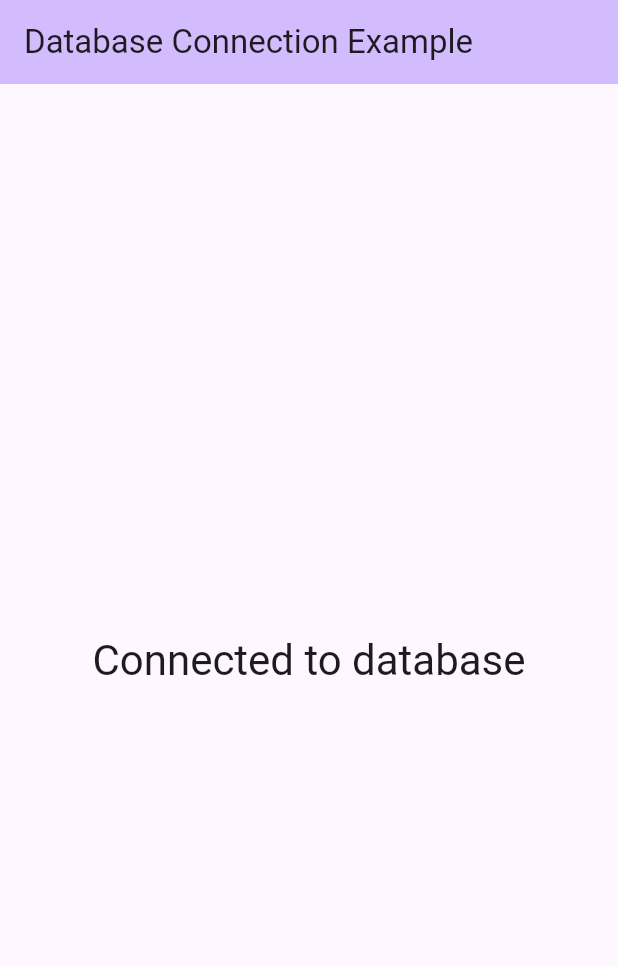
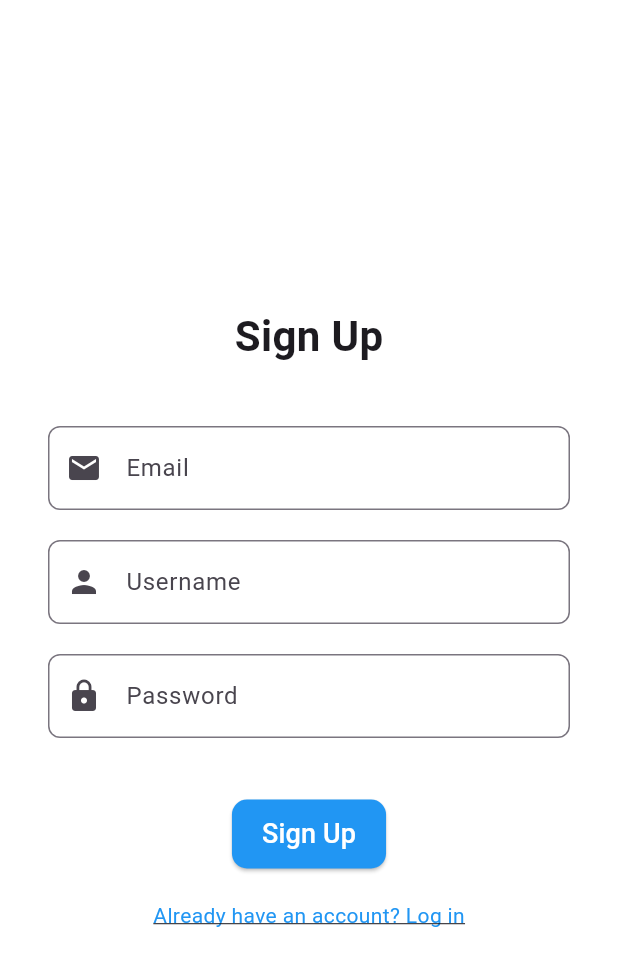
Before and after one commit to MuhdArshadd/MYCare, a Flutter app: the screen it shows after launch, on a phone screen of 412 x 824 dp. Shown: the top 966 px of the screen. Run offline on Flutter 3.47's test engine with Material 3 defaults, Android fonts, the phone set to English and light mode, and no system bars; missing offline and left inert: postgres.

Commit message:
update from shah

```diff
--- a/lib/main.dart
+++ b/lib/main.dart
@@ -1,6 +1,7 @@
-// main.dart
 import 'package:flutter/material.dart';
-import 'package:workshop2dev/dbConnection/dbConnection.dart';
+import 'package:workshop2dev/view/loginPage.dart'; // Import login page
+import 'package:workshop2dev/view/SignInPage.dart'; // Import sign-up page
+import 'package:workshop2dev/view/homePage.dart';  // Import home page after successful login
 
 void main() {
   runApp(const MyApp());
@@ -12,66 +13,16 @@ class MyApp extends StatelessWidget {
   @override
   Widget build(BuildContext context) {
     return MaterialApp(
-      title: 'Flutter Database Connection',
+      title: 'Smart Energy Monitoring',
       theme: ThemeData(
         colorScheme: ColorScheme.fromSeed(seedColor: Colors.deepPurple),
         useMaterial3: true,
       ),
-      home: const MyHomePage(title: 'Database Connection Example'),
+      home: SignInPage(), // Start with the Sign Up page
+      routes: {
+        '/login': (context) => LoginPage(), // Route to login page
+        '/home': (context) => HomePage(),   // Route to home page after successful login
+      },
     );
   }
 }
-
-class MyHomePage extends StatefulWidget {
-  const MyHomePage({super.key, required this.title});
-
-  final String title;
-
-  @override
-  State<MyHomePage> createState() => _MyHomePageState();
-}
-
-class _MyHomePageState extends State<MyHomePage> {
-  String connectionStatus = "Connecting to database...";
-  final DatabaseConnection dbConnection = DatabaseConnection();
-
-  @override
-  void initState() {
-    super.initState();
-    connectToDatabase();
-  }
-
-  Future<void> connectToDatabase() async {
-    String status = await dbConnection.connectToDatabase();
-    setState(() {
-      connectionStatus = status;
-    });
-  }
-
-  @override
-  Widget build(BuildContext context) {
-    return Scaffold(
-      appBar: AppBar(
-        backgroundColor: Theme.of(context).colorScheme.inversePrimary,
-        title: Text(widget.title),
-      ),
-      body: Center(
-        child: Column(
-          mainAxisAlignment: MainAxisAlignment.center,
-          children: <Widget>[
-            Text(
-              connectionStatus,
-              style: Theme.of(context).textTheme.headlineMedium,
-            ),
-          ],
-        ),
-      ),
-    );
-  }
-
-  @override
-  void dispose() {
-    dbConnection.closeConnection();
-    super.dispose();
-  }
-}
--- /dev/null
+++ b/lib/view/SignInPage.dart
@@ -0,0 +1,166 @@
+import 'package:flutter/material.dart';
+import 'package:workshop2dev/dbConnection/dbConnection.dart';
+import 'loginPage.dart';  // Navigate to login page after successful sign up
+
+class SignInPage extends StatefulWidget {
+  @override
+  _SignInPageState createState() => _SignInPageState();
+}
+
+class _SignInPageState extends State<SignInPage> {
+  final _emailController = TextEditingController();
+  final _usernameController = TextEditingController();
+  final _passwordController = TextEditingController();
+
+  // Function to sign up user
+  void _signUp() async {
+    final email = _emailController.text;
+    final username = _usernameController.text;
+    final password = _passwordController.text;
+
+    if (email.isEmpty || username.isEmpty || password.isEmpty) {
+      // Show error if fields are empty
+      ScaffoldMessenger.of(context).showSnackBar(
+        SnackBar(content: Text('Please fill all fields')),
+      );
+      return;
+    }
+
+    // Connect to database and insert new user data
+    final dbConnection = DatabaseConnection();
+    await dbConnection.connectToDatabase();
+
+    try {
+      // Insert new user into the 'register' table
+      String insertQuery =
+          'INSERT INTO register (email, username, password) VALUES (@email, @username, @password)';
+      await dbConnection.connection.query(
+        insertQuery,
+        substitutionValues: {
+          'email': email,
+          'username': username,
+          'password': password,  // In production, hash the password
+        },
+      );
+
+      // Show success dialog
+      showDialog(
+        context: context,
+        builder: (BuildContext context) {
+          return AlertDialog(
+            title: Text('Sign Up Successful'),
+            content: Text('You have successfully signed up!'),
+            actions: [
+              TextButton(
+                onPressed: () {
+                  // Navigate to the Login Page after successful sign up
+                  Navigator.pushReplacement(
+                    context,
+                    MaterialPageRoute(builder: (context) => LoginPage()),
+                  );
+                },
+                child: Text('Login'),
+              ),
+            ],
+          );
+        },
+      );
+    } catch (e) {
+      // Handle errors like duplicate entries
+      ScaffoldMessenger.of(context).showSnackBar(
+        SnackBar(content: Text('Error signing up: $e')),
+      );
+    } finally {
+      dbConnection.closeConnection();
+    }
+  }
+
+  @override
+  Widget build(BuildContext context) {
+    return Scaffold(
+      backgroundColor: Colors.white,
+      body: Center(
+        child: Padding(
+          padding: const EdgeInsets.symmetric(horizontal: 32.0),
+          child: Column(
+            mainAxisAlignment: MainAxisAlignment.center,
+            children: [
+              Text(
+                'Sign Up',
+                style: TextStyle(
+                  fontSize: 28,
+                  fontWeight: FontWeight.bold,
+                ),
+              ),
+              SizedBox(height: 40.0),
+              TextField(
+                controller: _emailController,
+                decoration: InputDecoration(
+                  prefixIcon: Icon(Icons.email),
+                  hintText: 'Email',
+                  border: OutlineInputBorder(
+                    borderRadius: BorderRadius.circular(8.0),
+                  ),
+                ),
+              ),
+              SizedBox(height: 20.0),
+              TextField(
+                controller: _usernameController,
+                decoration: InputDecoration(
+                  prefixIcon: Icon(Icons.person),
+                  hintText: 'Username',
+                  border: OutlineInputBorder(
+                    borderRadius: BorderRadius.circular(8.0),
+                  ),
+                ),
+              ),
+              SizedBox(height: 20.0),
+              TextField(
+                controller: _passwordController,
+                obscureText: true,
+                decoration: InputDecoration(
+                  prefixIcon: Icon(Icons.lock),
+                  hintText: 'Password',
+                  border: OutlineInputBorder(
+                    borderRadius: BorderRadius.circular(8.0),
+                  ),
+                ),
+              ),
+              SizedBox(height: 40.0),
+              ElevatedButton(
+                onPressed: _signUp,
+                style: ElevatedButton.styleFrom(
+                  backgroundColor: Colors.blue,
+                  padding: EdgeInsets.symmetric(horizontal: 20.0, vertical: 10.0),
+                  shape: RoundedRectangleBorder(
+                    borderRadius: BorderRadius.circular(10),
+                  ),
+                ),
+                child: Text(
+                  'Sign Up',
+                  style: TextStyle(fontSize: 18, color: Colors.white),
+                ),
+              ),
+              SizedBox(height: 20.0),
+              GestureDetector(
+                onTap: () {
+                  Navigator.pushReplacement(
+                    context,
+                    MaterialPageRoute(builder: (context) => LoginPage()),
+                  );
+                },
+                child: Text(
+                  'Already have an account? Log in',
+                  style: TextStyle(
+                    color: Colors.blue,
+                    decoration: TextDecoration.underline,
+                  ),
+                ),
+              ),
+            ],
+          ),
+        ),
+      ),
+    );
+  }
+}
```
Also changed, not shown: lib/view/homePage.dart (added, +11 -0 lines), lib/view/loginPage.dart (added, +144 -0 lines), pubspec.yaml (+9 -0 lines).
